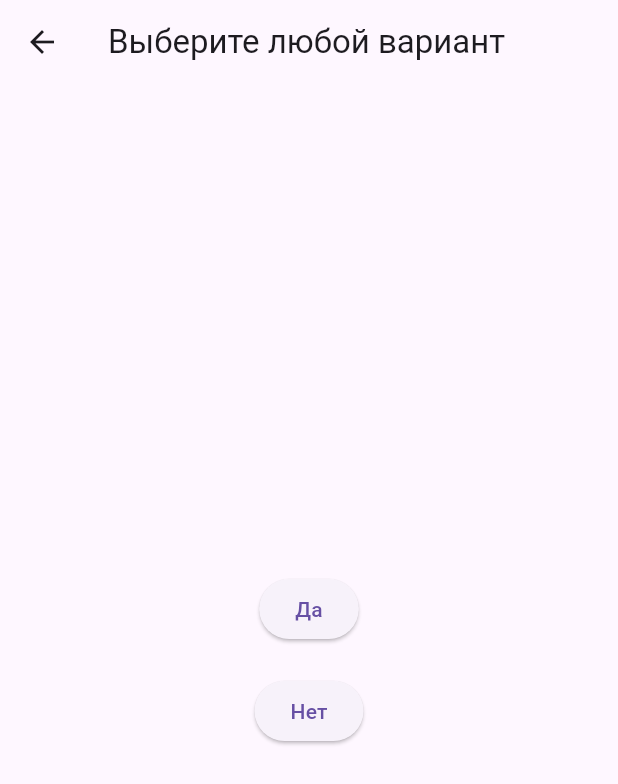
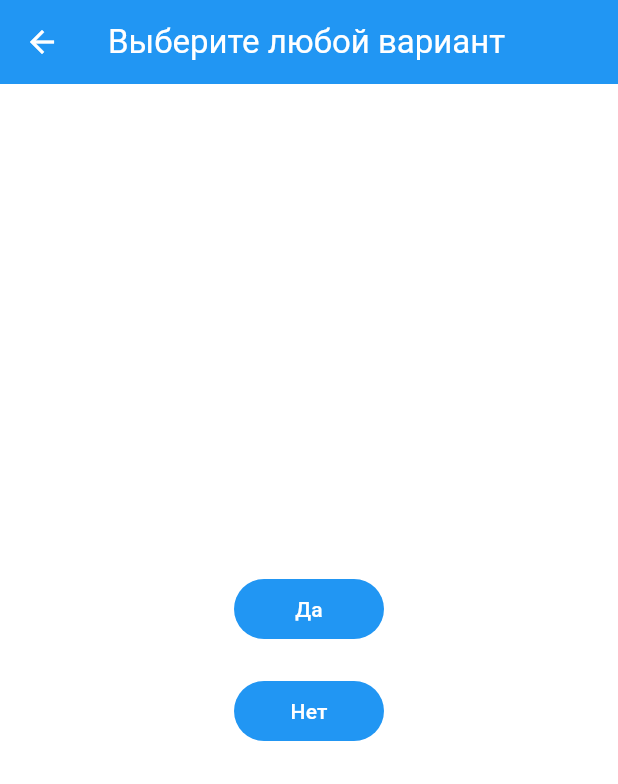
Before and after one commit to eeandd/PI2304_ERMOLOV, a Flutter app: the screen it shows after launch, after a tap on "Приступить к выбору...", on a phone screen of 412 x 824 dp. Shown: the top 784 px of the screen. Run offline on Flutter 3.47's test engine with Material 3 defaults, Android fonts, the phone set to English and light mode, and no system bars.

Commit message:
style: update application styles

```diff
--- a/lab7/lib/main.dart
+++ b/lab7/lib/main.dart
@@ -5,15 +5,25 @@ class MainScreen extends StatelessWidget {
   @override
   Widget build(BuildContext context) {
     return Scaffold(
-      appBar: AppBar(title: const Text('Возвращение значения')),
+      backgroundColor: Colors.white,
+      appBar: AppBar(
+        title: const Text(
+          'Возвращение значения',
+          style: TextStyle(color: Colors.white),
+        ),
+        backgroundColor: Colors.blue,
+      ),
       body: Center(
-        child: ElevatedButton(
+        child: FilledButton(
           onPressed: () async {
             final result = await Navigator.pushNamed(context, '/second');
+            if (result != null) {
               ScaffoldMessenger.of(
                 context,
               ).showSnackBar(SnackBar(content: Text('$result')));
+            }
           },
+          style: FilledButton.styleFrom(backgroundColor: Colors.blue),
           child: const Text('Приступить к выбору...'),
         ),
       ),
@@ -27,23 +37,40 @@ class SecondScreen extends StatelessWidget {
   @override
   Widget build(BuildContext context) {
     return Scaffold(
-      appBar: AppBar(title: const Text('Выберите любой вариант')),
+      backgroundColor: Colors.white,
+      appBar: AppBar(
+        title: const Text(
+          'Выберите любой вариант',
+          style: TextStyle(color: Colors.white),
+        ),
+        backgroundColor: Colors.blue,
+        iconTheme: const IconThemeData(color: Colors.white),
+      ),
       body: Center(
         child: Column(
           mainAxisAlignment: MainAxisAlignment.center,
           children: [
-            ElevatedButton(
+            SizedBox(
+              width: 100,
+              child: FilledButton(
                 onPressed: () {
                   Navigator.pop(context, 'Да');
                 },
+                style: FilledButton.styleFrom(backgroundColor: Colors.blue),
                 child: const Text('Да'),
               ),
+            ),
+
             SizedBox(height: 20),
-            ElevatedButton(
+            SizedBox(
+              width: 100,
+              child: FilledButton(
                 onPressed: () {
                   Navigator.pop(context, 'Нет');
                 },
+                style: FilledButton.styleFrom(backgroundColor: Colors.blue),
                 child: const Text('Нет'),
+              ),
             ),
           ],
         ),
@@ -55,6 +82,7 @@ class SecondScreen extends StatelessWidget {
 void main() {
   runApp(
     MaterialApp(
+      debugShowCheckedModeBanner: false,
       initialRoute: '/',
       routes: {
         '/': (BuildContext context) => const MainScreen(),
```
Lines whose indentation alone changed are shown as unchanged.
